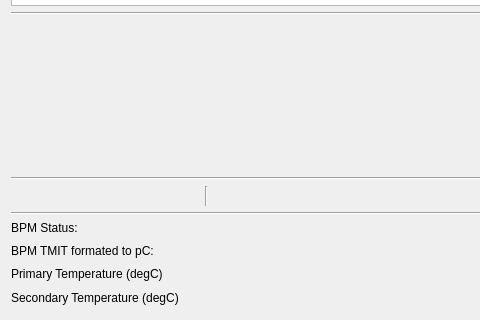
slaclab/BunchLengthMonitor, file blenApp/ui/blen_lcls2_pyro.ui: the form before one commit; both pictures show x 0 to 480 and y 570 to 890 of the 1012 by 890 pixel window.
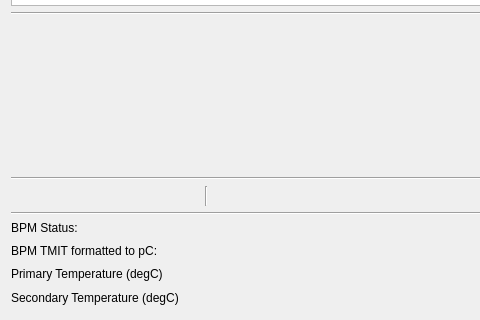
The form after the commit. Custom widgets are drawn as their Qt base class.

Commit message: Updated precision for TMIT PV.

What changed in the file:
```diff
--- a/blenApp/ui/blen_lcls2_pyro.ui
+++ b/blenApp/ui/blen_lcls2_pyro.ui
@@ -348,7 +348,7 @@
        <item row="3" column="2">
         <widget class="QLabel" name="label_13">
          <property name="text">
-          <string>BPM TMIT formated to pC:</string>
+          <string>BPM TMIT formatted to pC:</string>
          </property>
         </widget>
        </item>
```
Left out of the diff: 6 changed lines with no effect on the pictures. The commit also changes 1 other file.
